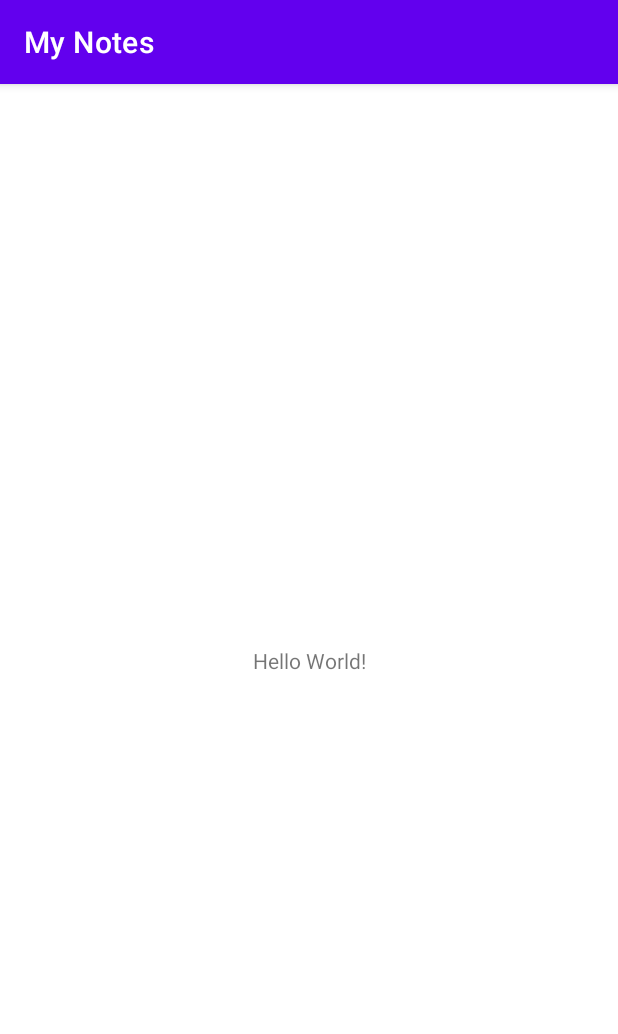
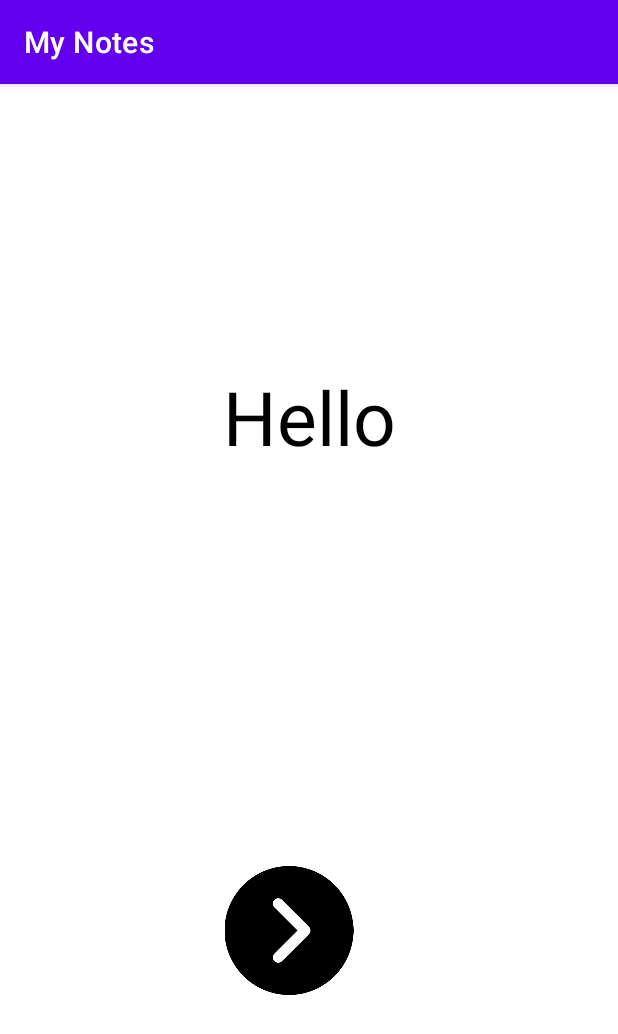
Before and after one commit to Sadman26/My-Notes, an Android app: the screen it shows after launch (MainActivity), on a phone screen of 412 x 824 dp. Shown: the top 1034 px of the screen. Run offline under Robolectric (Android 15) with nearby library versions, the phone set to English and light mode, and no system bars.

Commit message:
Added Hello and png

```diff
--- a/app/src/main/res/layout/activity_main.xml
+++ b/app/src/main/res/layout/activity_main.xml
@@ -7,12 +7,28 @@
     tools:context=".MainActivity">
 
     <TextView
+        android:id="@+id/textView"
         android:layout_width="wrap_content"
         android:layout_height="wrap_content"
-        android:text="Hello World!"
+        android:text="Hello"
+        android:textColor="#000000"
+        android:textSize="50sp"
         app:layout_constraintBottom_toBottomOf="parent"
         app:layout_constraintEnd_toEndOf="parent"
         app:layout_constraintStart_toStartOf="parent"
-        app:layout_constraintTop_toTopOf="parent" />
+        app:layout_constraintTop_toTopOf="parent"
+        app:layout_constraintVertical_bias="0.268" />
+
+    <ImageView
+        android:id="@+id/imageView"
+        android:layout_width="109dp"
+        android:layout_height="86dp"
+        app:layout_constraintBottom_toBottomOf="parent"
+        app:layout_constraintEnd_toEndOf="parent"
+        app:layout_constraintHorizontal_bias="0.456"
+        app:layout_constraintStart_toStartOf="parent"
+        app:layout_constraintTop_toTopOf="parent"
+        app:layout_constraintVertical_bias="0.764"
+        app:srcCompat="@drawable/next" />
 
 </androidx.constraintlayout.widget.ConstraintLayout>
```
